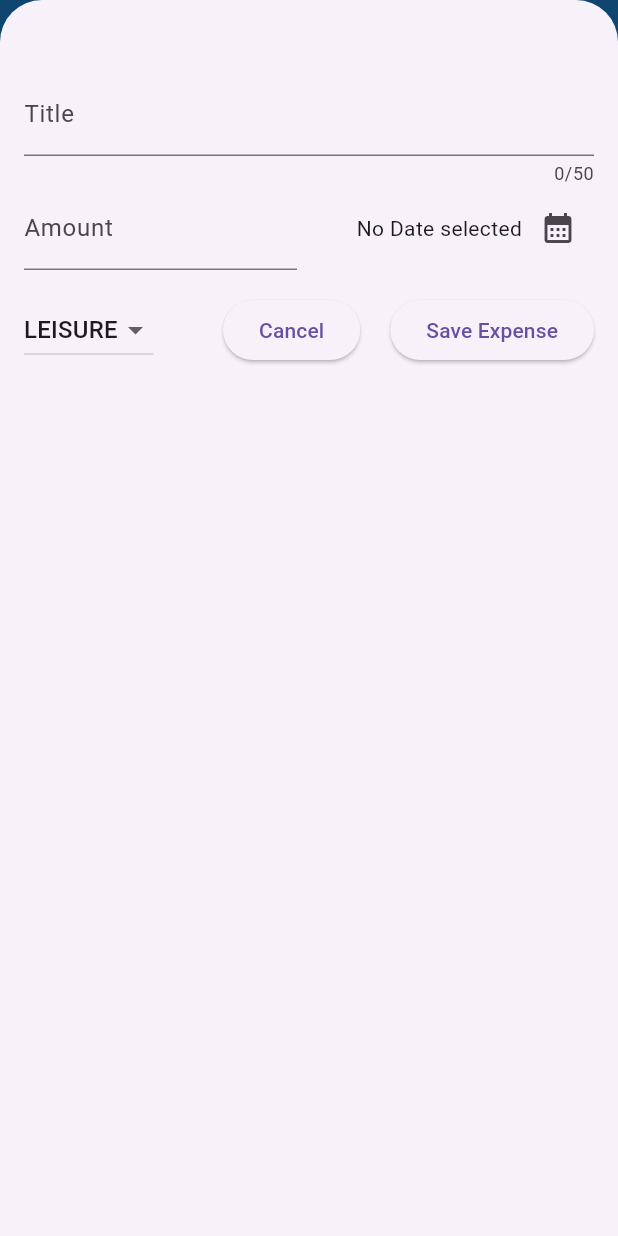
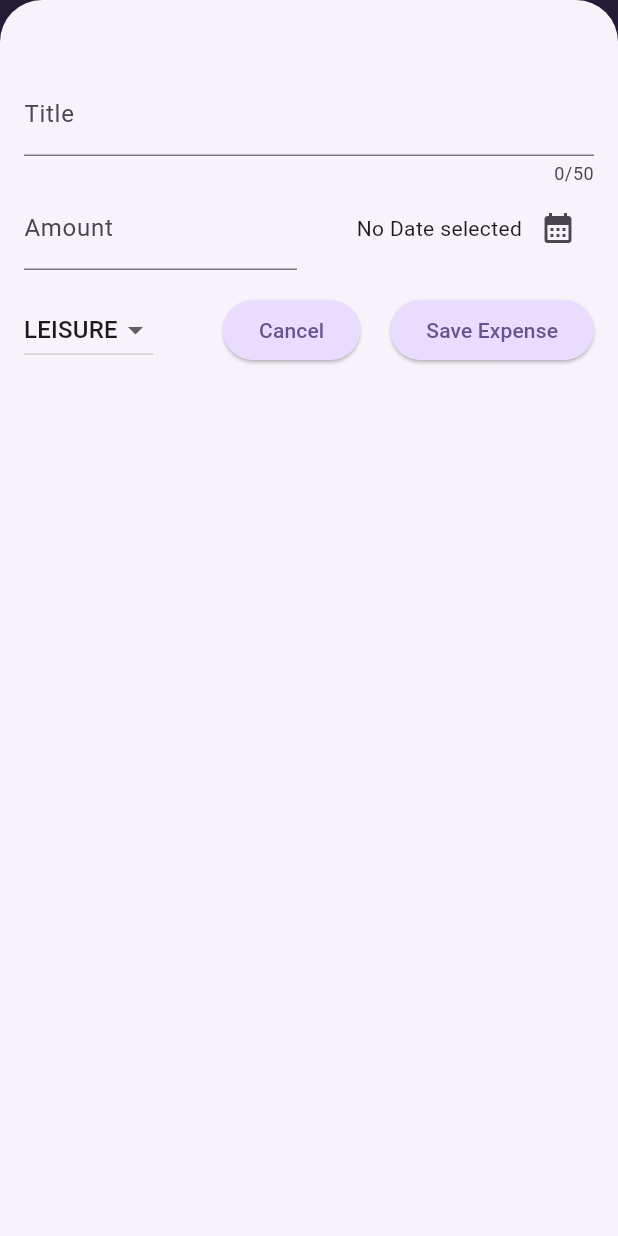
Before and after one commit to rhtmahour/expense_tracker, a Flutter app: the screen it shows after launch, after a tap on the "add" icon, on a phone screen of 412 x 824 dp. Run offline on Flutter 3.47's test engine with Material 3 defaults, Android fonts, the phone set to English and light mode, and no system bars.

Commit message:
This is the completion of theme concept dark or light

```diff
--- a/lib/main.dart
+++ b/lib/main.dart
@@ -1,10 +1,56 @@
 import 'package:flutter/material.dart';
 import 'package:expense_tracker/widgets/expenses.dart';
+import 'package:flutter/widgets.dart';
+
+var kColorSheme =
+    ColorScheme.fromSeed(seedColor: const Color.fromARGB(255, 96, 59, 181));
+
+var kDarkColorScheme = ColorScheme.fromSeed(
+    brightness: Brightness.dark,
+    seedColor: const Color.fromARGB(255, 5, 99, 125));
 
 void main() {
   runApp(MaterialApp(
     debugShowCheckedModeBanner: false,
-    theme: ThemeData(useMaterial3: true),
+    darkTheme: ThemeData.dark().copyWith(
+      // ignore: deprecated_member_use
+      useMaterial3: true,
+      colorScheme: kDarkColorScheme,
+      cardTheme: const CardTheme().copyWith(
+        color: kDarkColorScheme.secondaryContainer,
+        margin: const EdgeInsets.symmetric(horizontal: 16, vertical: 8),
+      ),
+      elevatedButtonTheme: ElevatedButtonThemeData(
+        style: ElevatedButton.styleFrom(
+          backgroundColor: kDarkColorScheme.primaryContainer,
+          foregroundColor: kDarkColorScheme.onPrimaryContainer,
+        ),
+      ),
+    ),
+    theme: ThemeData().copyWith(
+        // ignore: deprecated_member_use
+        useMaterial3: true,
+        colorScheme: kColorSheme,
+        appBarTheme: const AppBarTheme().copyWith(
+          backgroundColor: kColorSheme.onPrimaryContainer,
+          foregroundColor: kColorSheme.primaryContainer,
+        ),
+        cardTheme: const CardTheme().copyWith(
+          color: kColorSheme.secondaryContainer,
+          margin: const EdgeInsets.symmetric(horizontal: 16, vertical: 8),
+        ),
+        elevatedButtonTheme: ElevatedButtonThemeData(
+          style: ElevatedButton.styleFrom(
+            backgroundColor: kColorSheme.primaryContainer,
+          ),
+        ),
+        textTheme: ThemeData().textTheme.copyWith(
+              titleLarge: TextStyle(
+                  fontWeight: FontWeight.bold,
+                  color: kColorSheme.onSecondaryContainer,
+                  fontSize: 15),
+            )),
+    //themeMode: ThemeMode.system, //default
     home: const Expenses(),
   ));
 }
--- a/lib/widgets/expenses.dart
+++ b/lib/widgets/expenses.dart
@@ -40,12 +40,41 @@ class _ExpensesState extends State<Expenses> {
     });
   }
 
+  void _removExpense(Expense expense) {
+    final expenseIndex = _registeredExpenses.indexOf(expense);
+    setState(() {
+      _registeredExpenses.remove(expense);
+    });
+    ScaffoldMessenger.of(context).clearSnackBars();
+    ScaffoldMessenger.of(context).showSnackBar(SnackBar(
+      duration: const Duration(seconds: 3),
+      content: const Text('Expense deleted'),
+      action: SnackBarAction(
+          label: 'Undo',
+          onPressed: () {
+            setState(() {
+              _registeredExpenses.insert(expenseIndex, expense);
+            });
+          }),
+    ));
+  }
+
   @override
   Widget build(BuildContext context) {
+    Widget mainContent = const Center(
+      child: Text(
+        'No expense found. Start adding some! ',
+        style: TextStyle(fontSize: 20),
+      ),
+    );
+    if (_registeredExpenses.isNotEmpty) {
+      mainContent = ExpensesList(
+        expenses: _registeredExpenses,
+        onRemoveExpense: _removExpense,
+      );
+    }
     return Scaffold(
-      backgroundColor: Colors.blue[100],
       appBar: AppBar(
-        backgroundColor: Colors.blue,
         title: const Text('Expense Tracker'),
         centerTitle: true,
         actions: [
@@ -65,7 +94,7 @@ class _ExpensesState extends State<Expenses> {
             style: TextStyle(fontSize: 20),
           ),
           Expanded(
-            child: ExpensesList(expenses: _registeredExpenses),
+            child: mainContent,
           )
         ],
       ),
--- a/lib/widgets/expenses_list/expense_item.dart
+++ b/lib/widgets/expenses_list/expense_item.dart
@@ -9,15 +9,18 @@ class ExpenseItem extends StatelessWidget {
   @override
   Widget build(BuildContext context) {
     return Card(
-        color: Colors.grey[200],
         child: Padding(
             padding: const EdgeInsets.symmetric(
               horizontal: 20,
               vertical: 16,
             ),
             child: Column(
+              crossAxisAlignment: CrossAxisAlignment.start,
               children: [
-                Text(expense.title),
+                Text(
+                  expense.title,
+                  style: Theme.of(context).textTheme.titleLarge,
+                ),
                 const SizedBox(
                   height: 4,
                 ),
--- a/lib/widgets/expenses_list/expenses_list.dart
+++ b/lib/widgets/expenses_list/expenses_list.dart
@@ -3,15 +3,27 @@ import 'package:expense_tracker/widgets/expenses_list/expense_item.dart';
 import 'package:flutter/material.dart';
 
 class ExpensesList extends StatelessWidget {
-  const ExpensesList({super.key, required this.expenses});
+  const ExpensesList(
+      {super.key, required this.expenses, required this.onRemoveExpense});
 
   final List<Expense> expenses;
+  final void Function(Expense expense) onRemoveExpense;
 
   @override
   Widget build(BuildContext context) {
     return ListView.builder(
-      itemCount: expenses.length,
-      itemBuilder: (ctx, index) => ExpenseItem(expenses[index]),
-    );
+        itemCount: expenses.length,
+        itemBuilder: (ctx, index) => Dismissible(
+              key: ValueKey(expenses[index]),
+              background: Container(
+                  color: Theme.of(context).colorScheme.error.withOpacity(0.75),
+                  margin: EdgeInsets.symmetric(
+                      horizontal:
+                          Theme.of(context).cardTheme.margin!.horizontal)),
+              onDismissed: (direction) {
+                onRemoveExpense(expenses[index]);
+              },
+              child: ExpenseItem(expenses[index]),
+            ));
   }
 }
```
